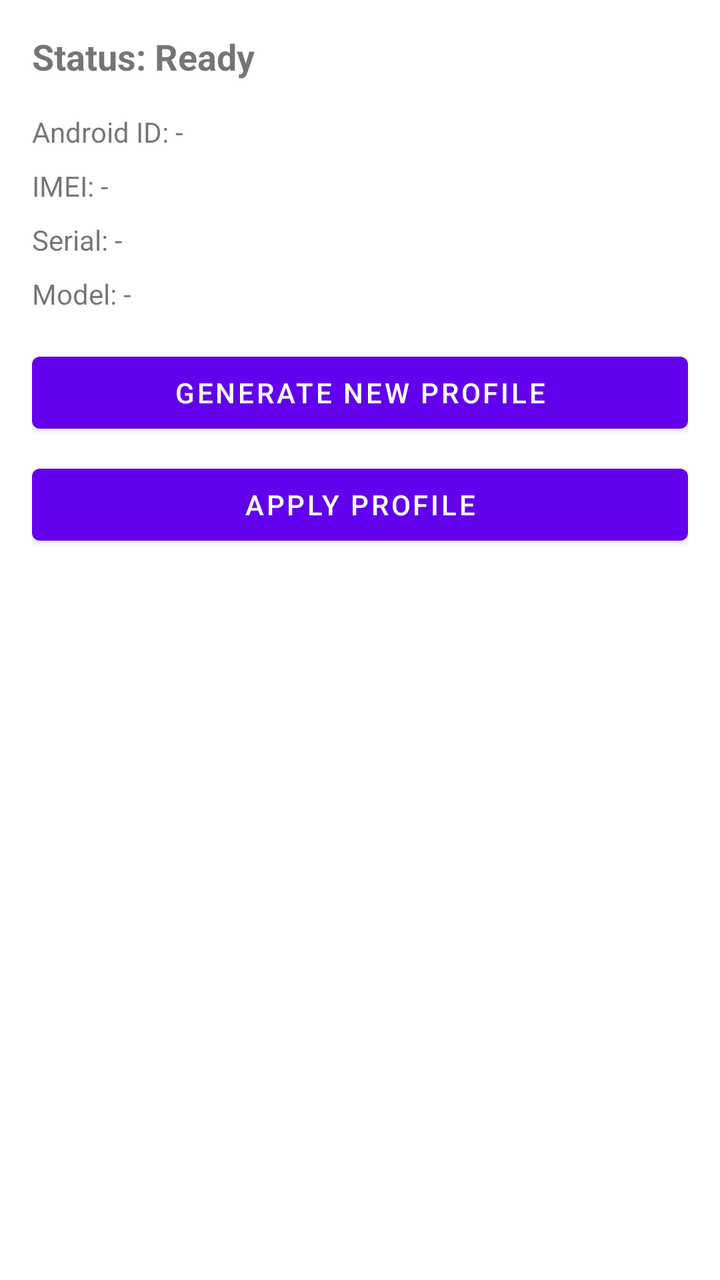
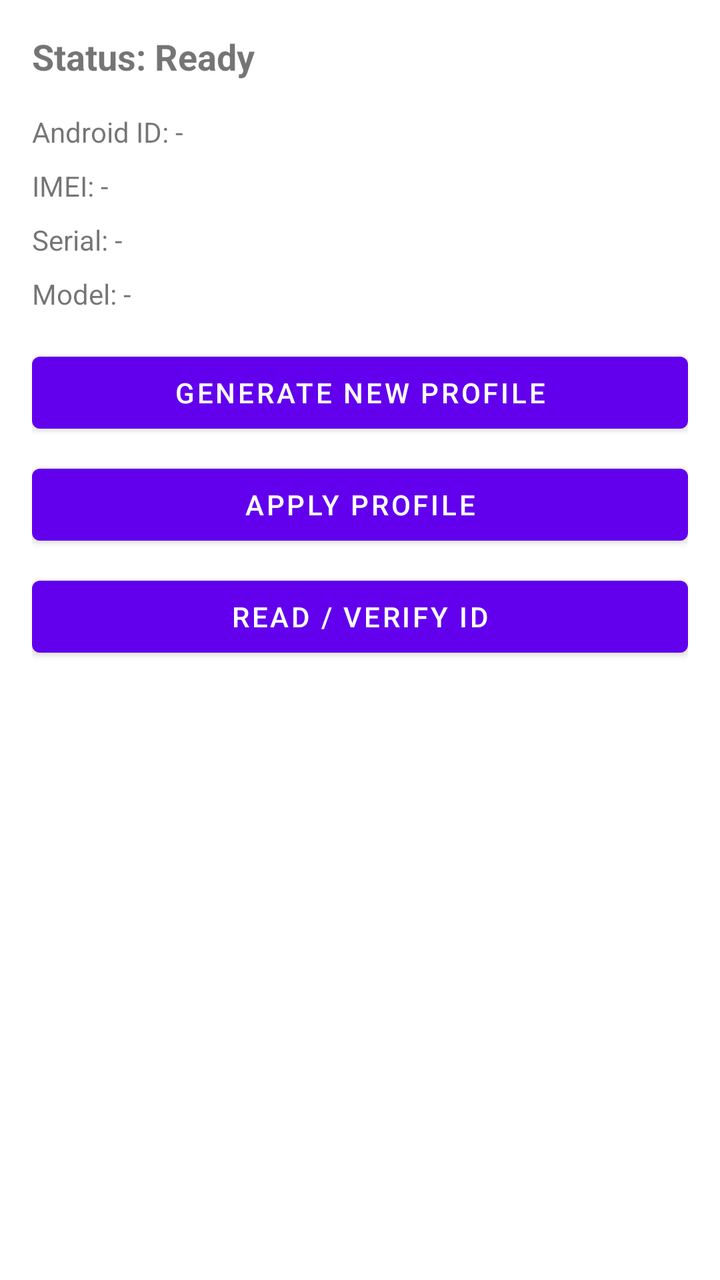

Screens rendered from an Android XML layout before and after an edit, with the pre-edit source and the edit as a unified diff.
<!-- AndroidManifest.xml: application theme Theme.DeviceIdRandomizationLab -->
<!-- res/layout/activity_main.xml -->
<?xml version="1.0" encoding="utf-8"?>
<LinearLayout xmlns:android="http://schemas.android.com/apk/res/android"
    android:layout_width="match_parent"
    android:layout_height="match_parent"
    android:orientation="vertical"
    android:padding="16dp">

    <TextView
        android:id="@+id/tvStatus"
        android:layout_width="wrap_content"
        android:layout_height="wrap_content"
        android:text="Status: Ready"
        android:textSize="18sp"
        android:textStyle="bold"
        android:layout_marginBottom="16dp" />

    <TextView
        android:id="@+id/tvAndroidId"
        android:layout_width="wrap_content"
        android:layout_height="wrap_content"
        android:text="Android ID: -"
        android:layout_marginBottom="8dp" />

    <TextView
        android:id="@+id/tvImei"
        android:layout_width="wrap_content"
        android:layout_height="wrap_content"
        android:text="IMEI: -"
        android:layout_marginBottom="8dp" />

    <TextView
        android:id="@+id/tvSerial"
        android:layout_width="wrap_content"
        android:layout_height="wrap_content"
        android:text="Serial: -"
        android:layout_marginBottom="8dp" />

    <TextView
        android:id="@+id/tvModel"
        android:layout_width="wrap_content"
        android:layout_height="wrap_content"
        android:text="Model: -"
        android:layout_marginBottom="16dp" />

    <Button
        android:id="@+id/btnGenerate"
        android:layout_width="match_parent"
        android:layout_height="wrap_content"
        android:text="Generate New Profile"
        android:layout_marginBottom="8dp" />

    <Button
        android:id="@+id/btnApply"
        android:layout_width="match_parent"
        android:layout_height="wrap_content"
        android:text="Apply Profile" />

</LinearLayout>
<!-- resources referenced by this layout -->
<resources>
  <style name="Theme.DeviceIdRandomizationLab" parent="Theme.MaterialComponents.DayNight.DarkActionBar">
          <item name="colorPrimary">#6200EE</item>
          <item name="colorPrimaryVariant">#3700B3</item>
          <item name="colorOnPrimary">#FFFFFF</item>
      </style>
</resources>

<!-- the commit's change to res/layout/activity_main.xml (unified diff, before → after) -->
@@ -53,6 +53,13 @@
         android:id="@+id/btnApply"
         android:layout_width="match_parent"
         android:layout_height="wrap_content"
-        android:text="Apply Profile" />
+        android:text="Apply Profile"
+        android:layout_marginBottom="8dp" />
+
+    <Button
+        android:id="@+id/btnVerifyId"
+        android:layout_width="match_parent"
+        android:layout_height="wrap_content"
+        android:text="READ / VERIFY ID" />
 
 </LinearLayout>
